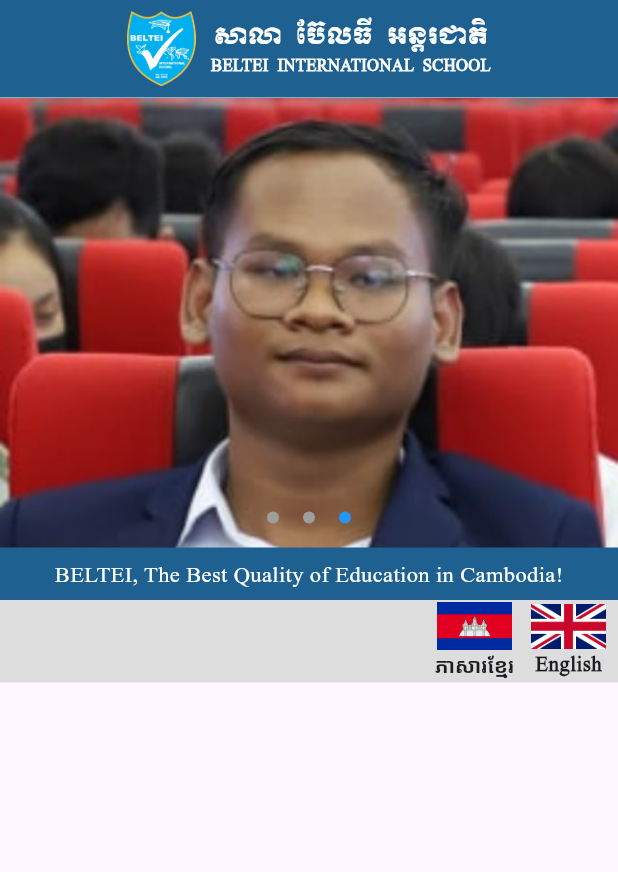
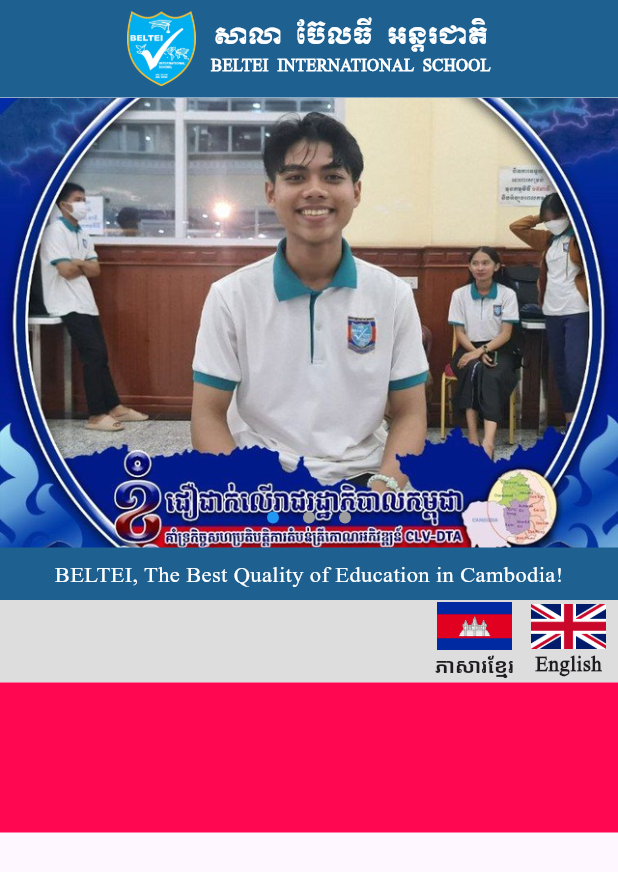
Before and after one commit to Foss1lz/BELTEI, a Flutter app: the screen it shows after launch, on a phone screen of 412 x 824 dp. Shown: the top 872 px of the screen. Run offline on Flutter 3.47's test engine with Material 3 defaults, Android fonts, the light colour scheme and no system bars; drawn by our look-alikes of smooth_page_indicator.

Commit message:
add colum

```diff
--- a/lib/index.dart
+++ b/lib/index.dart
@@ -121,6 +121,24 @@
                 ],
               ),
             ),
+          ),
+          Container(
+            color: const Color.fromARGB(255, 255, 7, 81),
+            child: Row(
+              children: [
+                Container(
+                  color: Color.fromARGB(255, 52, 160, 142),
+                  child: Column(
+                    children: [
+                      Container(
+                        color: const Color.fromARGB(255, 0, 0, 0),
+                        height: 100,
+                      )
+                    ],
+                  ),
+                )
+              ],
+            ),
           )
         ],
       ),
--- a/lib/main.dart
+++ b/lib/main.dart
@@ -11,7 +11,7 @@
   // This widget is the root of your application.
   @override
   Widget build(BuildContext context) {
-    return MaterialApp(
+    return const MaterialApp(
       debugShowCheckedModeBanner: false,
       home: firstScreen(),
     );
--- a/lib/slideshow.dart
+++ b/lib/slideshow.dart
@@ -24,12 +24,14 @@
   }
 
   void _startAutoSlide() {
-    _timer = Timer.periodic(Duration(seconds: 3), (Timer timer) {
+    _timer = Timer.periodic(Duration(seconds: 10), (Timer timer) {
+      //change slide
       if (_pageController.hasClients) {
         int nextPage = (_pageController.page?.toInt() ?? 0) + 1;
         if (nextPage >= _images.length) nextPage = 0;
         _pageController.animateToPage(nextPage,
-            duration: Duration(milliseconds: 300), curve: Curves.easeInOut);
+            duration: Duration(milliseconds: 500),
+            curve: Curves.easeInOut); //transition smoothness
       }
     });
   }
```
